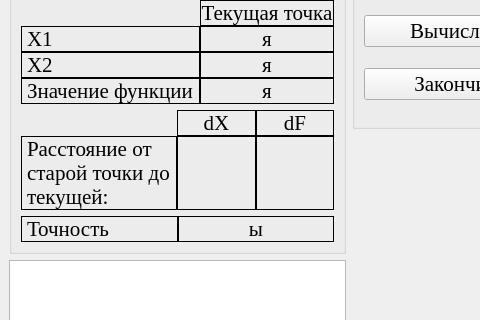
Qt form optimizationmethods/ui/CWdescent_md.ui (Eliminationzx/optimizationmethods) before a commit; both pictures show x 0 to 480 and y 107 to 427 of the 812 by 581 pixel window.
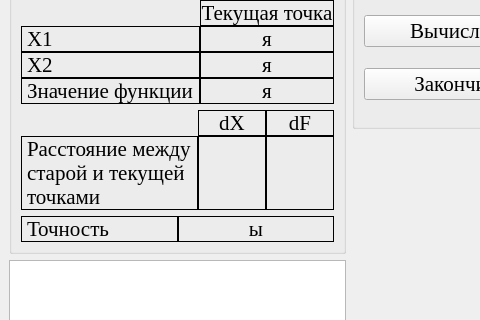
The same form after that commit. Icons and pictures are not drawn.

The edit to the form file:
```diff
--- a/optimizationmethods/ui/CWdescent_md.ui
+++ b/optimizationmethods/ui/CWdescent_md.ui
@@ -188,7 +188,7 @@
             <enum>QFrame::Box</enum>
            </property>
            <property name="text">
-            <string>Расстояние от старой точки до текущей:</string>
+            <string>Расстояние между старой и текущей точками</string>
            </property>
            <property name="wordWrap">
             <bool>true</bool>
```
